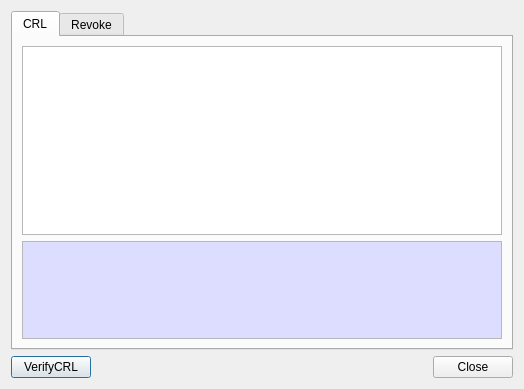
This is CertMan/crl_info_dlg.ui in jykim74/CertMan as Qt 5 draws it before an edit. The edited form follows.
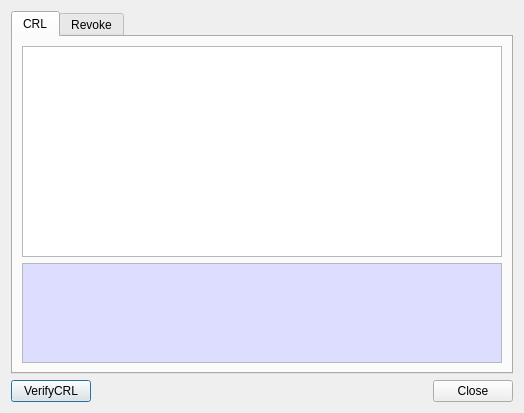
This is the edited form.

The edit to the form file:
```diff
--- a/CertMan/crl_info_dlg.ui
+++ b/CertMan/crl_info_dlg.ui
@@ -7,7 +7,7 @@
     <x>0</x>
     <y>0</y>
     <width>524</width>
-    <height>389</height>
+    <height>413</height>
    </rect>
   </property>
   <property name="windowTitle">
@@ -35,7 +35,7 @@
          <property name="minimumSize">
           <size>
            <width>400</width>
-           <height>160</height>
+           <height>200</height>
           </size>
          </property>
         </widget>
```
